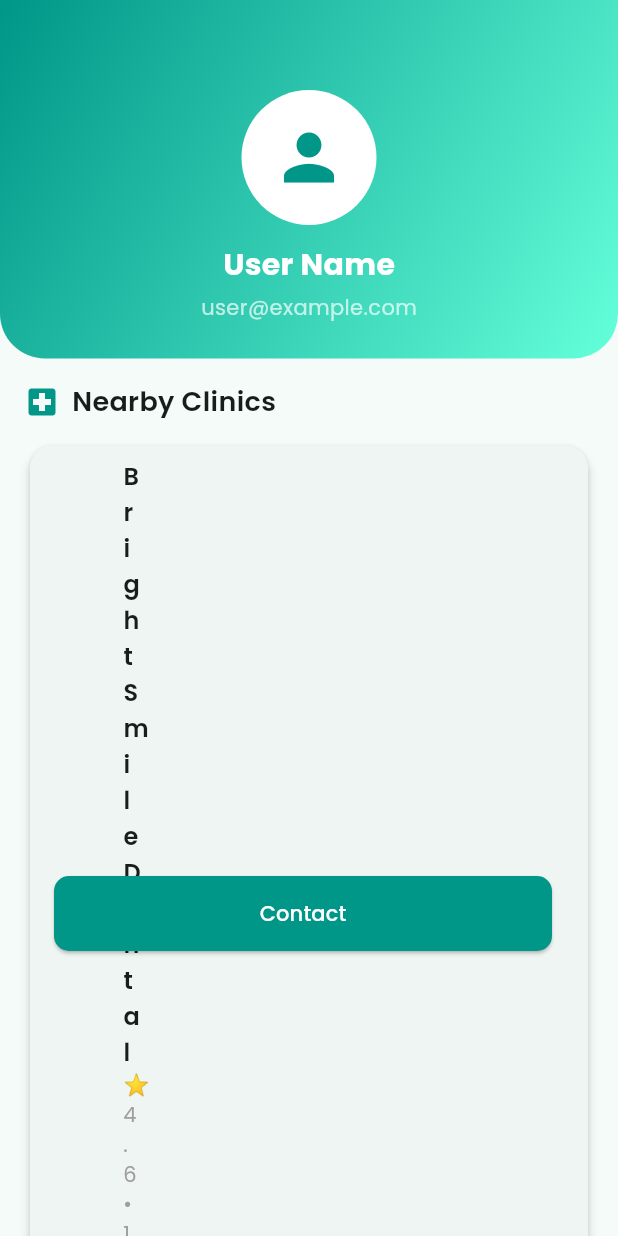
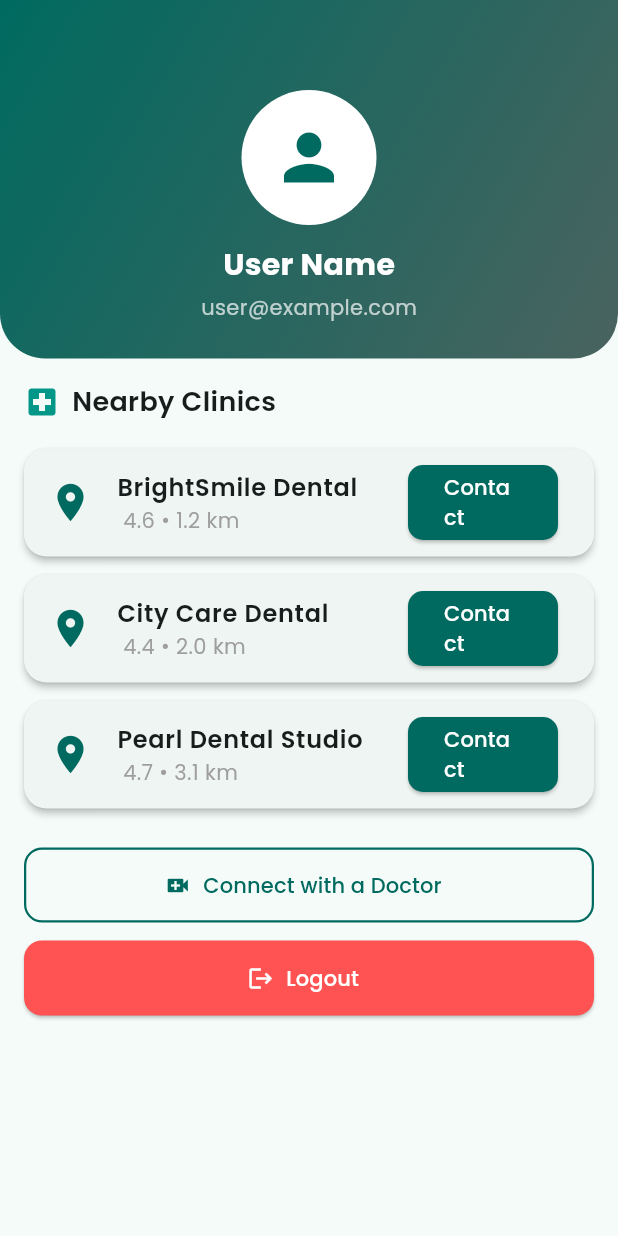
Before and after one commit to haripatel07/Digital-Dental-Screening-and-Consultation-System, a Flutter app: the ProfileScreen screen opened by its route, on a phone screen of 412 x 824 dp. Run offline on Flutter 3.47's test engine with Material 3 defaults, Android fonts, the phone set to English and light mode, and no system bars; our stand-ins replace google_fonts, image_picker; network calls fail.

Commit message:
Solved chatbot and profile ui problems

```diff
--- a/MobileApp/dental_care/lib/screens/profile_screen.dart
+++ b/MobileApp/dental_care/lib/screens/profile_screen.dart
@@ -1,6 +1,7 @@
 import 'package:flutter/material.dart';
 
 class ProfileScreen extends StatelessWidget {
+  static const routeName = '/profile';
   const ProfileScreen({super.key});
 
   @override
@@ -14,40 +15,42 @@ class ProfileScreen extends StatelessWidget {
     return Scaffold(
       body: Column(
         children: [
-          // Gradient header
+          // Gradient Header
           Container(
             width: double.infinity,
             padding: const EdgeInsets.only(top: 60, bottom: 24),
-            decoration: const BoxDecoration(
+            decoration: BoxDecoration(
               gradient: LinearGradient(
-                colors: [Colors.teal, Colors.tealAccent],
+                colors: [
+                  Theme.of(context).colorScheme.primary,
+                  Theme.of(context).colorScheme.secondary
+                ],
                 begin: Alignment.topLeft,
                 end: Alignment.bottomRight,
               ),
-              borderRadius: BorderRadius.vertical(bottom: Radius.circular(30)),
+              borderRadius: const BorderRadius.vertical(
+                bottom: Radius.circular(30),
+              ),
             ),
             child: Column(
-              mainAxisAlignment: MainAxisAlignment.center,
-              children: const [
+              children: [
                 CircleAvatar(
                   radius: 45,
                   backgroundColor: Colors.white,
-                  child: Icon(Icons.person, size: 50, color: Colors.teal),
+                  child: Icon(Icons.person,
+                      size: 50, color: Theme.of(context).colorScheme.primary),
                 ),
-                SizedBox(height: 12),
-                Text(
+                const SizedBox(height: 12),
+                const Text(
                   'User Name',
                   style: TextStyle(
                       fontSize: 20,
                       fontWeight: FontWeight.bold,
-                    color: Colors.white,
+                      color: Colors.white),
                 ),
-                ),
-                SizedBox(height: 4),
-                Text(
-                  'user@example.com',
-                  style: TextStyle(color: Colors.white70),
-                ),
+                const SizedBox(height: 4),
+                const Text('user@example.com',
+                    style: TextStyle(color: Colors.white70)),
               ],
             ),
           ),
@@ -59,78 +62,76 @@ class ProfileScreen extends StatelessWidget {
               child: Column(
                 crossAxisAlignment: CrossAxisAlignment.start,
                 children: [
-                  // Clinics header
                   const Row(
                     children: [
                       Icon(Icons.local_hospital, color: Colors.teal),
                       SizedBox(width: 8),
-                      Text(
-                        'Nearby Clinics',
+                      Text("Nearby Clinics",
                           style: TextStyle(
-                            fontSize: 18, fontWeight: FontWeight.w600),
-                      ),
+                              fontSize: 18, fontWeight: FontWeight.w600)),
                     ],
                   ),
                   const SizedBox(height: 12),
 
-                  // Clinics list
-                  ...clinics.map(
-                    (c) => Card(
-                      elevation: 3,
+                  //  Clinics List
+                  ...clinics.map((c) => Card(
+                        elevation: 2,
+                        margin: const EdgeInsets.symmetric(vertical: 6),
                         shape: RoundedRectangleBorder(
-                          borderRadius: BorderRadius.circular(15)),
+                          borderRadius: BorderRadius.circular(15),
+                        ),
                         child: ListTile(
-                        leading: const Icon(Icons.location_on,
-                            color: Colors.teal, size: 30),
+                          leading: Icon(Icons.location_on,
+                              color: Theme.of(context).colorScheme.primary,
+                              size: 30),
                           title: Text(c['name'] as String,
                               style:
                                   const TextStyle(fontWeight: FontWeight.w600)),
                           subtitle: Text(
-                          '⭐ ${(c['rating'] as double).toStringAsFixed(1)} • ${c['distance']}',
+                            ' ${(c['rating'] as double).toStringAsFixed(1)} • ${c['distance']}',
                             style: const TextStyle(color: Colors.grey),
                           ),
-                        trailing: ElevatedButton(
+                          trailing: SizedBox(
+                            width: 100,
+                            child: ElevatedButton(
                               style: ElevatedButton.styleFrom(
-                            backgroundColor: Colors.teal,
+                                backgroundColor:
+                                    Theme.of(context).colorScheme.primary,
                                 shape: RoundedRectangleBorder(
-                              borderRadius: BorderRadius.circular(10),
+                                    borderRadius: BorderRadius.circular(10)),
                               ),
-                          ),
-                          onPressed: () {
-                            // Later: Maps / Call / Booking
-                          },
-                          child: const Text('Contact'),
+                              onPressed: () {},
+                              child: const Text("Contact"),
                             ),
                           ),
                         ),
-                  ),
+                      )),
 
                   const SizedBox(height: 20),
 
-                  // Doctor connect
+                  //  Doctor Connect
                   SizedBox(
                     width: double.infinity,
                     height: 50,
                     child: OutlinedButton.icon(
                       style: OutlinedButton.styleFrom(
-                        side: const BorderSide(color: Colors.teal, width: 1.5),
+                        side: BorderSide(
+                            color: Theme.of(context).colorScheme.primary,
+                            width: 1.5),
                         shape: RoundedRectangleBorder(
                             borderRadius: BorderRadius.circular(12)),
                       ),
-                      onPressed: () {
-                        // Later: chat or video consultation
-                      },
-                      icon: const Icon(Icons.video_call, color: Colors.teal),
-                      label: const Text(
-                        'Connect with a Doctor',
-                        style: TextStyle(color: Colors.teal),
+                      onPressed: () {},
+                      icon: Icon(Icons.video_call,
+                          color: Theme.of(context).colorScheme.primary),
+                      label: Text("Connect with a Doctor",
+                          style: TextStyle(
+                              color: Theme.of(context).colorScheme.primary)),
                     ),
                   ),
-                  ),
-
                   const SizedBox(height: 12),
 
-                  // Logout
+                  //  Logout
                   SizedBox(
                     width: double.infinity,
                     height: 50,
@@ -143,10 +144,8 @@ class ProfileScreen extends StatelessWidget {
                       onPressed: () =>
                           Navigator.pushReplacementNamed(context, '/login'),
                       icon: const Icon(Icons.logout, color: Colors.white),
-                      label: const Text(
-                        'Logout',
-                        style: TextStyle(color: Colors.white),
-                      ),
+                      label: const Text("Logout",
+                          style: TextStyle(color: Colors.white)),
                     ),
                   ),
                 ],
```
Also changed, not shown: MobileApp/dental_care/lib/screens/chatbot_screen.dart (+35 -21 lines). Lines whose indentation alone changed are shown as unchanged.
